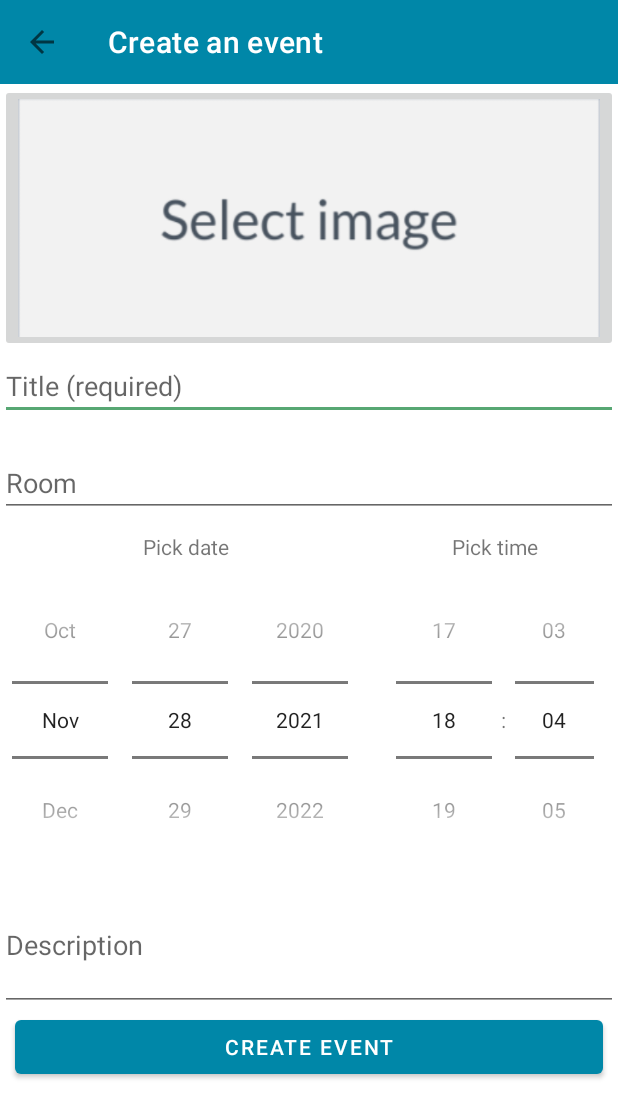
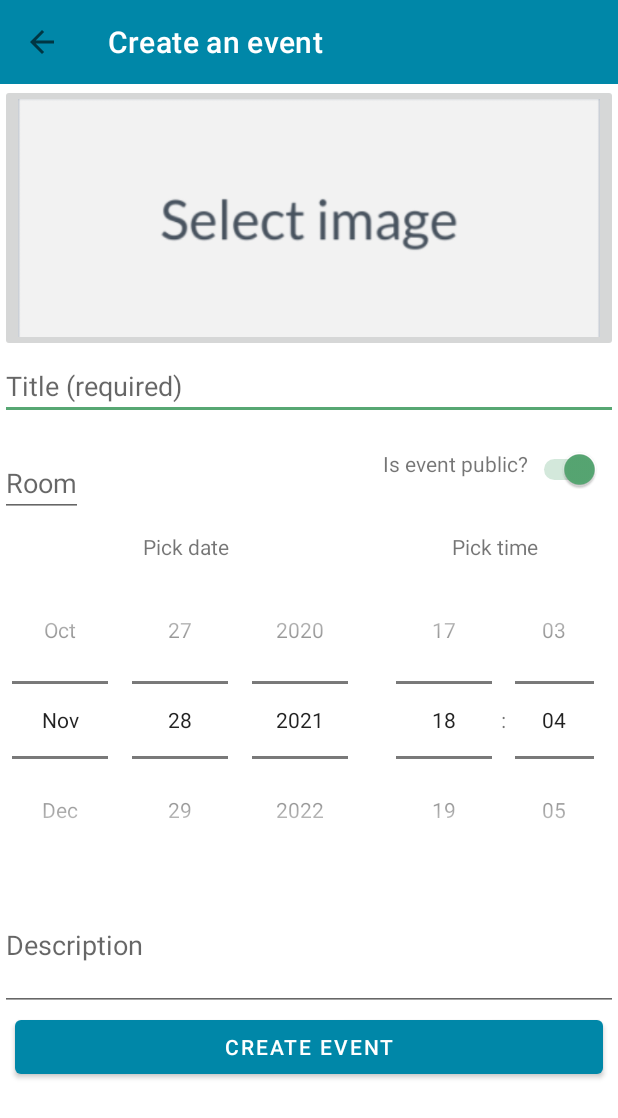
Before and after one commit to jhviggo/and-project-1, an Android app: the CreateEventActivity screen opened directly, with no data from a screen before it, on a phone screen of 412 x 824 dp. Shown: the top 1118 px of the screen. Run offline under Robolectric (Android 15) with nearby library versions, the phone set to English and light mode, and no system bars; our stand-ins replace Firebase (no records; nobody signed in at launch, a user with empty details on screens opened directly).

Commit message:
Add event visibility

```diff
--- a/app/src/main/java/com/example/and_project/CreateEventActivity.java
+++ b/app/src/main/java/com/example/and_project/CreateEventActivity.java
@@ -19,6 +19,7 @@ import android.provider.MediaStore;
 import android.view.View;
 import android.widget.DatePicker;
 import android.widget.ImageButton;
+import android.widget.Switch;
 import android.widget.TextView;
 import android.widget.TimePicker;
 import android.widget.Toast;
@@ -70,13 +71,15 @@ public class CreateEventActivity extends AppCompatActivity {
             return;
         }
         String ISODate = LocalDateTime.of(tvDate.getYear(), tvDate.getMonth(), tvDate.getDayOfMonth(), tvTime.getHour(), tvTime.getMinute()).toString();
+        Switch tbIsPublic = (Switch) findViewById(R.id.eventIsPublic);
         boolean hasImage = eventImage != null;
         repository.addEvent(
                 tvTitle.getText().toString(),
                 ISODate,
                 tvRoom.getText().toString(),
                 tvDescription.getText().toString(),
-                hasImage
+                hasImage,
+                tbIsPublic.isChecked()
         ).addOnCompleteListener(task -> {
             if (task.isSuccessful()) {
                 if (eventImage != null) {
--- a/app/src/main/java/com/example/and_project/EventListAdapter.java
+++ b/app/src/main/java/com/example/and_project/EventListAdapter.java
@@ -37,6 +37,12 @@ public class EventListAdapter extends RecyclerView.Adapter<EventListAdapter.View
     public void onBindViewHolder(@NonNull ViewHolder viewHolder, int position) {
         viewHolder.title.setText(events.get(position).getTitle());
         viewHolder.time.setText(events.get(position).getDateTime());
+        // There seems to be an error when it reloads the saved positions for events
+        // and images are shifted and end up on the wrong event.
+        // Removing the images is kind of a hack
+        if (!events.get(position).hasImage())
+            viewHolder.image.setImageDrawable(null);
+
         if (events.get(position).hasImage()) {
             // Images should probably be references in firestore on the events objects
             // That was I wouldn't have to keep downloading them like this
--- a/app/src/main/res/layout/activity_create_event.xml
+++ b/app/src/main/res/layout/activity_create_event.xml
@@ -34,11 +34,33 @@
         android:id="@+id/eventTitleError"
         android:layout_width="wrap_content"
         android:layout_height="wrap_content"/>
-    <EditText
-        android:id="@+id/eventRoom"
+    <androidx.constraintlayout.widget.ConstraintLayout
         android:layout_width="match_parent"
         android:layout_height="wrap_content"
-        android:hint="@string/text_room"/>
+        android:orientation="horizontal">
+        <EditText
+            android:id="@+id/eventRoom"
+            android:layout_width="wrap_content"
+            android:layout_height="wrap_content"
+            app:layout_constraintLeft_toLeftOf="parent"
+            app:layout_constraintTop_toTopOf="parent"
+            android:hint="@string/text_room"/>
+        <TextView
+            android:layout_width="wrap_content"
+            android:layout_height="wrap_content"
+            app:layout_constraintTop_toTopOf="parent"
+            app:layout_constraintRight_toLeftOf="@+id/eventIsPublic"
+            android:text="@string/event_is_public" />
+        <Switch
+            android:id="@+id/eventIsPublic"
+            android:layout_width="wrap_content"
+            android:layout_height="match_parent"
+            android:checked="true"
+            android:layout_marginRight="12dp"
+            app:layout_constraintTop_toTopOf="parent"
+            app:layout_constraintRight_toRightOf="parent" />
+    </androidx.constraintlayout.widget.ConstraintLayout>
+
     <LinearLayout
         android:layout_width="match_parent"
         android:layout_height="wrap_content"
--- a/app/src/main/res/layout/event_list_item.xml
+++ b/app/src/main/res/layout/event_list_item.xml
@@ -38,7 +38,6 @@
         android:layout_height="150dp"
         android:background="@drawable/rounded"
         android:scaleType="fitXY"
-        android:src="@drawable/missing"
         app:layout_constraintEnd_toEndOf="parent"
         app:layout_constraintTop_toTopOf="parent"/>
 </androidx.constraintlayout.widget.ConstraintLayout>
--- a/app/src/main/res/values/strings.xml
+++ b/app/src/main/res/values/strings.xml
@@ -41,6 +41,7 @@
 
     <!-- CreateEvent -->
     <string name="createEvent_title">Create an event</string>
+    <string name="event_is_public">Is event public?</string>
 
     <!-- AboutActivity -->
     <string name="about_title">About this App</string>
```
Also changed, not shown: app/src/main/java/com/example/and_project/data/FirebaseRepository.java (+6 -3 lines).
